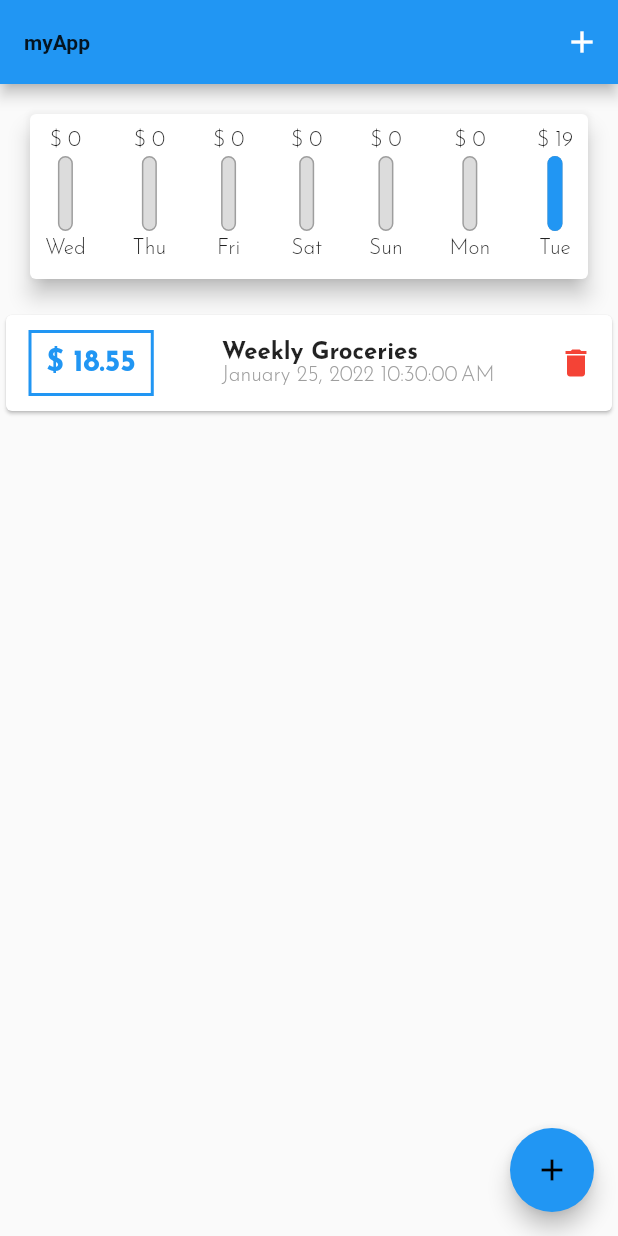
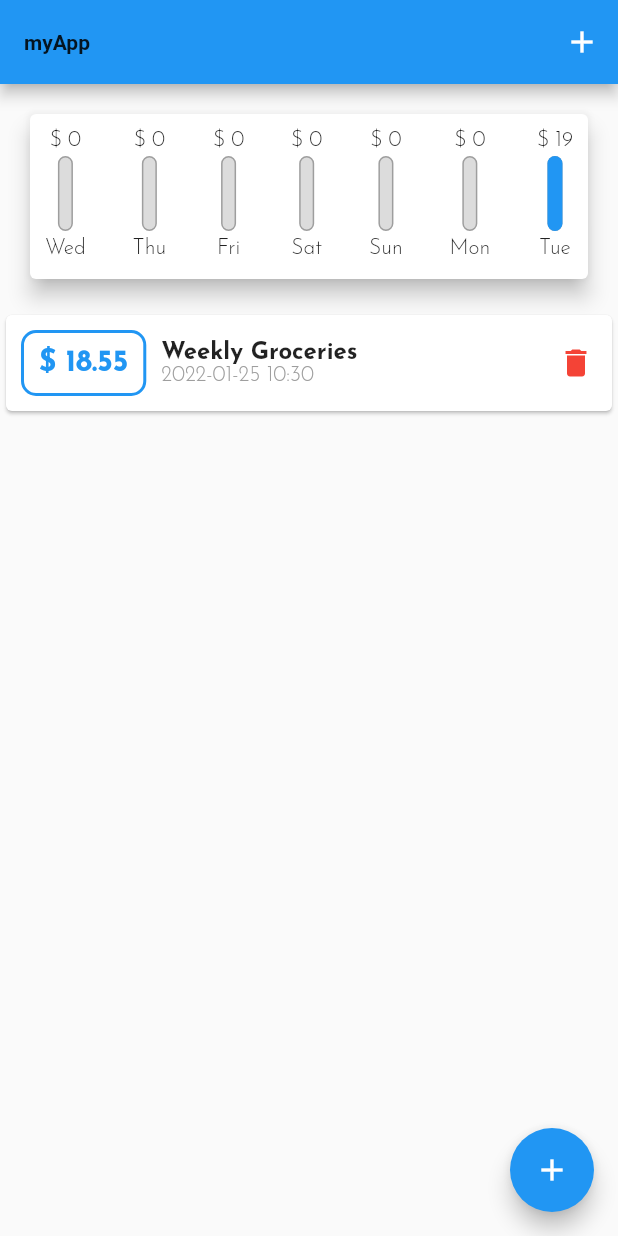
Before and after one commit to Datto27/flutter-personal_expenses, a Flutter app: the screen it shows after launch, after a tap on the "delete" icon, on a phone screen of 412 x 824 dp. Run offline on Flutter 3.47's test engine with Material 2 defaults, Android fonts, the phone set to English and light mode, and no system bars; missing offline and left inert: dart:js.

```diff
--- a/lib/main.dart
+++ b/lib/main.dart
@@ -1,3 +1,4 @@
+import 'dart:io';
 import 'package:flutter/material.dart';
 import 'package:flutter/services.dart';
 import 'package:personal_expenses/widgets/chart.dart';
@@ -7,8 +8,14 @@ import './widgets/new_transaction.dart';
 
 
 void main() {
+  WidgetsFlutterBinding.ensureInitialized();
+  SystemChrome.setPreferredOrientations([
+    DeviceOrientation.portraitUp,
+    DeviceOrientation.portraitDown,
+  ]);
   runApp(
     MaterialApp(
+      debugShowCheckedModeBanner: false,
       theme: ThemeData(  // global
         primarySwatch: Colors.blue,
         accentColor: Colors.amber,
@@ -30,6 +37,7 @@ class HomePage extends StatefulWidget {
 }
 
 class _HomePageState extends State<HomePage> {
+  bool _showChart = false;
 
   List _userTransactions = [
     Transaction(
@@ -84,8 +92,13 @@ class _HomePageState extends State<HomePage> {
     });
   }
 
+
   @override
   Widget build(BuildContext context) {
+    // final - not rebild this on every render
+    // check if display is in landscape mode and use it for show chart
+    final isLandscape = MediaQuery.of(context).orientation == Orientation.landscape;
+
     return Scaffold(
       appBar: AppBar(
         title: Text("myApp", style: TextStyle(fontWeight: FontWeight.bold),),
@@ -93,18 +106,38 @@ class _HomePageState extends State<HomePage> {
           IconButton(icon: Icon(Icons.add), onPressed: () {},)
         ],
       ),
-      body: SingleChildScrollView(
+      body: SafeArea(
+        child: SingleChildScrollView(
           child: Column(
             // mainAxisAlignment: MainAxisAlignment.start,
             crossAxisAlignment: CrossAxisAlignment.start,
             children: [
-            Chart(_recentTransactions),
+              if (isLandscape) Row(  // toggle bar
+                mainAxisAlignment: MainAxisAlignment.center,
+                children: [
+                  Text("Show Chart"),
+                  Switch(
+                    value: _showChart,
+                    onChanged: (value) => setState(() {
+                      _showChart = value;
+                    }),
+                  ),
+                ]
+              ),
+              // conditional rendering : chart or transaction list
+              if (!isLandscape || _showChart) Container(
+                // height: (MediaQuery.of(context).size.height - AppBar().preferredSize.height) * 0.4,
+                child: Chart(_recentTransactions),
+              ),
               TransactionList(_userTransactions, _deleteTransaction),
             ],
           )
         ),
-      floatingActionButton: FloatingActionButton(
-        child: Icon(Icons.add),
+      ),
+      floatingActionButton: false // Platform.isIOS
+      ? Container(child: Text(""),)
+      : FloatingActionButton(
+          child: Icon(Icons.add, color: Colors.white,),
           backgroundColor: Theme.of(context).primaryColor,
           onPressed: () => _showAddTransaction(context),
       ),
--- a/lib/widgets/chart.dart
+++ b/lib/widgets/chart.dart
@@ -7,7 +7,7 @@ class Chart extends StatelessWidget {
   final List recentTransactions;
   Chart(this.recentTransactions);
 
-  // transactions dalageba dgeebis mixedvit
+  // transactions dalageba dgeebis mixedvit nav barshi
   List<Map> get groupedTransactionValues {
     // ganvlili shvidi dgis sia da misi monacemebi
     return List.generate(7, (index) {  // 7 elementiani listis shemqmna
--- a/lib/widgets/chart_bar.dart
+++ b/lib/widgets/chart_bar.dart
@@ -9,6 +9,8 @@ class ChartBar extends StatelessWidget {
 
   @override
   Widget build(BuildContext context) {
+    return Builder(
+      builder: (context) {
         return Column(
           children: [
             FittedBox(
@@ -18,7 +20,7 @@ class ChartBar extends StatelessWidget {
             Container(
               height: 50,
               width: 10,
-          child: Stack(  // 3d widget, ertmanetze dalageba chilren-ebis
+              child: Stack(  // 3d widget, ertmanetze dalageba children-ebis
                 children: [
                   // cariali diagrama
                   Container(
@@ -46,4 +48,6 @@ class ChartBar extends StatelessWidget {
           ],
         );
       }
+    );
   }
+}
--- a/lib/widgets/new_transaction.dart
+++ b/lib/widgets/new_transaction.dart
@@ -53,8 +53,15 @@ class _NewTransactionState extends State<NewTransaction> {
 
   @override
   Widget build(BuildContext context) {
-    return Card(
-      margin: EdgeInsets.all(10),
+    return SingleChildScrollView(
+      child: Container(
+        // margin: EdgeInsets.all(10),
+        padding: EdgeInsets.only(
+          top: 10,
+          left: 10,
+          right: 10,
+          bottom: MediaQuery.of(context).viewInsets.bottom + 10,
+        ),
         child: Column(
           crossAxisAlignment: CrossAxisAlignment.end,
           children: [
@@ -101,6 +108,7 @@ class _NewTransactionState extends State<NewTransaction> {
             )
           ],
         )
+      ),
     );
   }
 }
--- a/lib/widgets/transaction_list.dart
+++ b/lib/widgets/transaction_list.dart
@@ -15,11 +15,12 @@ class TransactionList extends StatelessWidget {
   @override
   Widget build(BuildContext context) {
     return  Container(
-      height: 500,  // imisatvis rom listView-ze ar daerorrdes aucilebelia simaglis gatsera
-      // conditional rendering
+      // height: 500,  // imisatvis rom listView-ze ar daerorrdes aucilebelia simaglis gatsera
+      height: MediaQuery.of(context).size.height * 0.8,
+      // ----- conditional rendering ------
       child: transactions.isEmpty ?
         Container(
-          height: 400,
+          // height: MediaQuery.of(context).size.height * 1,
           width: double.infinity,
           child: Text("charts not defaind yet!"),
           decoration: BoxDecoration(
@@ -30,21 +31,26 @@ class TransactionList extends StatelessWidget {
           ),
         )
       :
-        ListView.builder(
+        ListView.builder(  // renders only that item wich shows on display
           itemCount: transactions.length,
           itemBuilder: (context, i) {
-            return Card(  // single transaction
+            return Card(  // single transaction card
               child: Row(
                 mainAxisAlignment: MainAxisAlignment.spaceBetween,
+                // crossAxisAlignment: CrossAxisAlignment.start,
+                children: [
+                  Row(
                     children: [
                       Container(  // marcxena mxare
-                    margin: EdgeInsets.symmetric(vertical: 10, horizontal: 15),
+                        margin: EdgeInsets.all(10),
                         padding: EdgeInsets.all(10),
                         decoration: BoxDecoration(
+                          // boxShadow: [BoxShadow(color: Colors.black)],
                           border: Border.all(
                             color: Theme.of(context).primaryColor,
                             width: 2
-                      )
+                          ),
+                          borderRadius: BorderRadius.all(Radius.circular(10))
                         ),
                         child: Text(
                           '\$ ${transactions[i].amount.toStringAsFixed(2)}',
@@ -63,9 +69,11 @@ class TransactionList extends StatelessWidget {
                             style: TextStyle(fontSize: 16, fontWeight: FontWeight.bold),
                           ),
                           Text(
-                        DateFormat().format(transactions[i].date),
+                            DateFormat("yyyy-MM-dd hh:mm").format(transactions[i].date),
                             style: TextStyle(color: Colors.grey),
                           )
+                        ],
+                      ),
                     ],
                   ),
                   IconButton(
```
Lines whose indentation alone changed are shown as unchanged.
